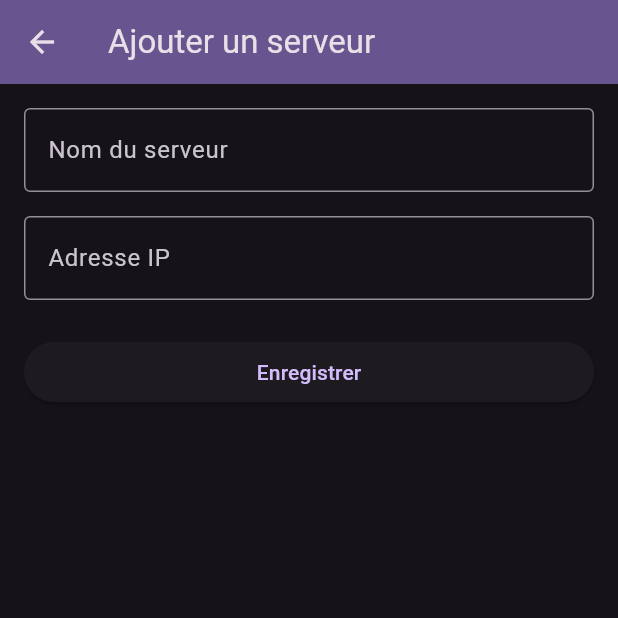
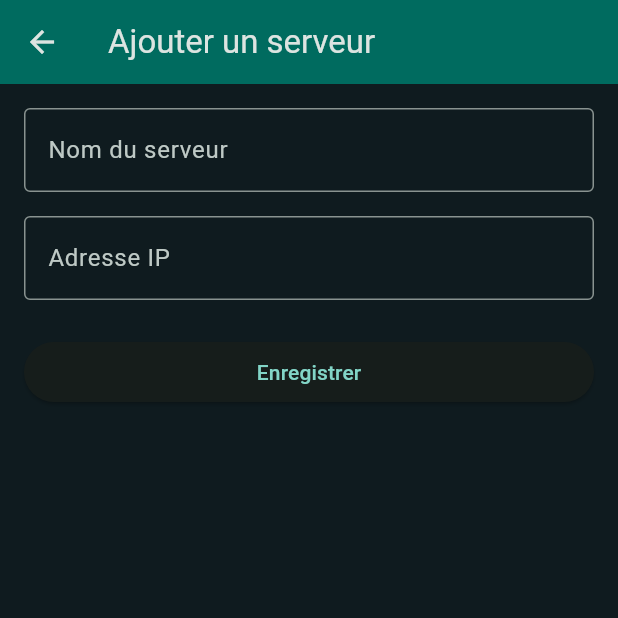
Before and after one commit to Sarindra20/server_watch, a Flutter app: the screen it shows after launch, after a tap on the "add" icon, on a phone screen of 412 x 824 dp, the top half of it. Run offline on Flutter 3.47's test engine with Material 3 defaults, Android fonts, the phone set to English and light mode, and no system bars; our stand-ins replace fl_chart; network calls fail.

Commit message:
Interface Graphique modifié

```diff
--- a/lib/main.dart
+++ b/lib/main.dart
@@ -1,37 +1,15 @@
+import 'dart:async';
+
 import 'package:flutter/material.dart';
-import 'widgets/server_card.dart';
-import 'screens/server_detail_screen.dart';
+
 import 'models/server.dart';
 import 'screens/add_server_screen.dart';
+import 'screens/server_detail_screen.dart';
 import 'services/api_service.dart';
-import 'dart:async';
+import 'theme.dart';
+import 'widgets/app_logo.dart';
+import 'widgets/server_card.dart';
 
-const List<Server> mockServers = [
-  Server(
-    name: 'srv-web-01',
-    ip: '192.168.1.10',
-    online: true,
-    cpu: 15,
-    ram: 61,
-    disk: 55,
-  ),
-  Server(
-    name: 'srv-db-01',
-    ip: '192.168.1.11',
-    online: true,
-    cpu: 58,
-    ram: 83,
-    disk: 70,
-  ),
-  Server(
-    name: 'srv-backup',
-    ip: '192.168.1.12',
-    online: false,
-    cpu: 0,
-    ram: 0,
-    disk: 90,
-  ),
-];
 void main() {
   runApp(const ServerWatchApp());
 }
@@ -42,15 +20,9 @@ class ServerWatchApp extends StatelessWidget {
   @override
   Widget build(BuildContext context) {
     return MaterialApp(
-      title: 'Server Watch',
+      title: 'ServerWatch',
       debugShowCheckedModeBanner: false,
-      theme: ThemeData(
-        colorScheme: ColorScheme.fromSeed(
-          seedColor: const Color.fromARGB(255, 21, 10, 41),
-          brightness: Brightness.dark,
-        ),
-        useMaterial3: true,
-      ),
+      theme: buildTheme(),
       home: const HomeScreen(),
     );
   }
@@ -108,18 +80,28 @@ class _HomeScreenState extends State<HomeScreen> {
       });
     }
   }
-  Widget _summaryItem(String label, int count, Color color) {
+
+  Widget _summaryItem(String label, int count, Color color, IconData icon) {
     return Card(
+      margin: const EdgeInsets.symmetric(horizontal: 4),
       child: Padding(
-        padding: const EdgeInsets.symmetric(vertical: 12),
+        padding: const EdgeInsets.symmetric(vertical: 14),
         child: Column(
           children: [
+            Icon(icon, color: color, size: 22),
+            const SizedBox(height: 6),
             Text(
               '$count',
               style: TextStyle(
-                  fontSize: 26, fontWeight: FontWeight.bold, color: color),
+                fontSize: 26,
+                fontWeight: FontWeight.bold,
+                color: color,
               ),
-            Text(label),
+            ),
+            Text(
+              label,
+              style: const TextStyle(fontSize: 12, color: Colors.white70),
+            ),
           ],
         ),
       ),
@@ -134,10 +116,32 @@ class _HomeScreenState extends State<HomeScreen> {
 
     return Scaffold(
       appBar: AppBar(
-        title: const Text('🖥️ Server Watch'),
-        backgroundColor: Theme.of(context).colorScheme.inversePrimary,
+        title: Row(
+          children: [
+            const AppLogo(size: 34),
+            const SizedBox(width: 10),
+            RichText(
+              text: const TextSpan(
+                style: TextStyle(fontSize: 22, fontWeight: FontWeight.bold),
+                children: [
+                  TextSpan(
+                    text: 'Server',
+                    style: TextStyle(color: Colors.white),
+                  ),
+                  TextSpan(
+                    text: 'Watch',
+                    style: TextStyle(color: kAccent),
+                  ),
+                ],
+              ),
+            ),
+          ],
+        ),
         actions: [
-          IconButton(onPressed: _loadServers, icon: const Icon(Icons.refresh)),
+          IconButton(
+            onPressed: () => _loadServers(),
+            icon: const Icon(Icons.refresh),
+          ),
         ],
       ),
       floatingActionButton: FloatingActionButton(
@@ -154,7 +158,9 @@ class _HomeScreenState extends State<HomeScreen> {
               await _loadServers(silent: true);
             } catch (e) {
               messenger.showSnackBar(
-                const SnackBar(content: Text("Impossible d'ajouter le serveur")),
+                const SnackBar(
+                  content: Text("Impossible d'ajouter le serveur"),
+                ),
               );
             }
           }
@@ -173,7 +179,7 @@ class _HomeScreenState extends State<HomeScreen> {
                       Text(_error!, textAlign: TextAlign.center),
                       const SizedBox(height: 12),
                       ElevatedButton(
-                        onPressed: _loadServers,
+                        onPressed: () => _loadServers(),
                         child: const Text('Réessayer'),
                       ),
                     ],
@@ -182,12 +188,33 @@ class _HomeScreenState extends State<HomeScreen> {
               : Column(
                   children: [
                     Padding(
-            padding: const EdgeInsets.fromLTRB(12, 12, 12, 0),
+                      padding: const EdgeInsets.fromLTRB(8, 12, 8, 0),
                       child: Row(
                         children: [
-                Expanded(child: _summaryItem('Total', total, Colors.blue)),
-                Expanded(child: _summaryItem('En ligne', online, Colors.green)),
-                Expanded(child: _summaryItem('Hors ligne', offline, Colors.red)),
+                          Expanded(
+                            child: _summaryItem(
+                              'Total',
+                              total,
+                              Colors.blue,
+                              Icons.dns_rounded,
+                            ),
+                          ),
+                          Expanded(
+                            child: _summaryItem(
+                              'En ligne',
+                              online,
+                              Colors.green,
+                              Icons.check_circle_rounded,
+                            ),
+                          ),
+                          Expanded(
+                            child: _summaryItem(
+                              'Hors ligne',
+                              offline,
+                              Colors.red,
+                              Icons.error_rounded,
+                            ),
+                          ),
                         ],
                       ),
                     ),
@@ -201,14 +228,17 @@ class _HomeScreenState extends State<HomeScreen> {
                             key: ValueKey(server.id),
                             direction: DismissDirection.endToStart,
                             background: Container(
-                    margin: const EdgeInsets.symmetric(vertical: 4),
+                              margin: const EdgeInsets.symmetric(vertical: 6),
                               padding: const EdgeInsets.only(right: 20),
                               alignment: Alignment.centerRight,
                               decoration: BoxDecoration(
                                 color: Colors.red,
-                      borderRadius: BorderRadius.circular(12),
+                                borderRadius: BorderRadius.circular(16),
                               ),
-                    child: const Icon(Icons.delete, color: Colors.white),
+                              child: const Icon(
+                                Icons.delete,
+                                color: Colors.white,
+                              ),
                             ),
                             onDismissed: (direction) async {
                               setState(() {
@@ -216,13 +246,17 @@ class _HomeScreenState extends State<HomeScreen> {
                               });
                               final messenger = ScaffoldMessenger.of(context);
                               messenger.showSnackBar(
-                      SnackBar(content: Text('${server.name} supprimé')),
+                                SnackBar(
+                                  content: Text('${server.name} supprimé'),
+                                ),
                               );
                               try {
                                 await ApiService.deleteServer(server.id!);
                               } catch (e) {
                                 messenger.showSnackBar(
-                        const SnackBar(content: Text('Suppression impossible')),
+                                  const SnackBar(
+                                    content: Text('Suppression impossible'),
+                                  ),
                                 );
                                 await _loadServers(silent: true);
                               }
--- /dev/null
+++ b/lib/theme.dart
@@ -0,0 +1,34 @@
+import 'package:flutter/material.dart';
+
+const Color kBackground = Color(0xFF0F1B1F);
+const Color kSurface = Color(0xFF16262B);
+const Color kAccent = Color(0xFF14B8A6);
+
+ThemeData buildTheme() {
+  final scheme = ColorScheme.fromSeed(
+    seedColor: kAccent,
+    brightness: Brightness.dark,
+    surface: kSurface,
+  );
+  return ThemeData(
+    useMaterial3: true,
+    colorScheme: scheme,
+    scaffoldBackgroundColor: kBackground,
+    appBarTheme: const AppBarTheme(
+      backgroundColor: kBackground,
+      elevation: 0,
+      scrolledUnderElevation: 0,
+      centerTitle: false,
+    ),
+    cardTheme: CardThemeData(
+      color: kSurface,
+      elevation: 0,
+      margin: const EdgeInsets.symmetric(vertical: 6),
+      shape: RoundedRectangleBorder(borderRadius: BorderRadius.circular(16)),
+    ),
+    floatingActionButtonTheme: const FloatingActionButtonThemeData(
+      backgroundColor: kAccent,
+      foregroundColor: kBackground,
+    ),
+  );
+}
--- /dev/null
+++ b/lib/widgets/app_logo.dart
@@ -0,0 +1,28 @@
+import 'package:flutter/material.dart';
+
+class AppLogo extends StatelessWidget {
+  final double size;
+
+  const AppLogo({super.key, this.size = 36});
+
+  @override
+  Widget build(BuildContext context) {
+    return Container(
+      width: size,
+      height: size,
+      decoration: BoxDecoration(
+        borderRadius: BorderRadius.circular(size * 0.28),
+        gradient: const LinearGradient(
+          colors: [Color(0xFF14B8A6), Color(0xFF0E7490)],
+          begin: Alignment.topLeft,
+          end: Alignment.bottomRight,
+        ),
+      ),
+      child: Icon(
+        Icons.monitor_heart_rounded,
+        color: Colors.white,
+        size: size * 0.6,
+      ),
+    );
+  }
+}
```
Lines whose indentation alone changed are shown as unchanged.
